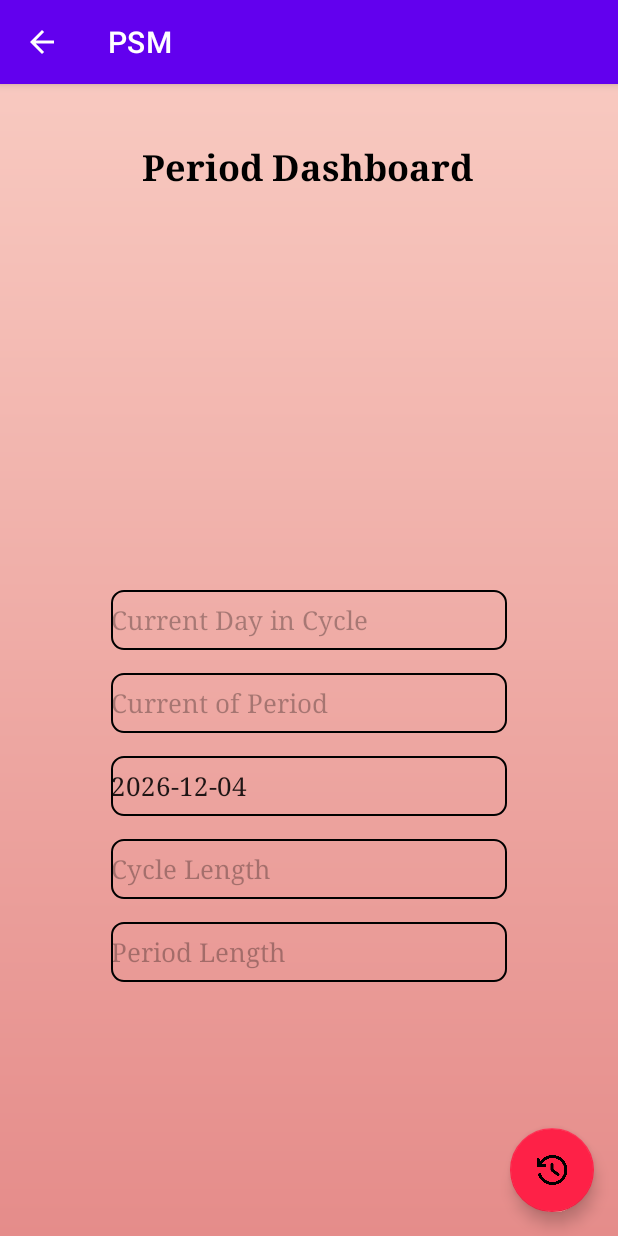
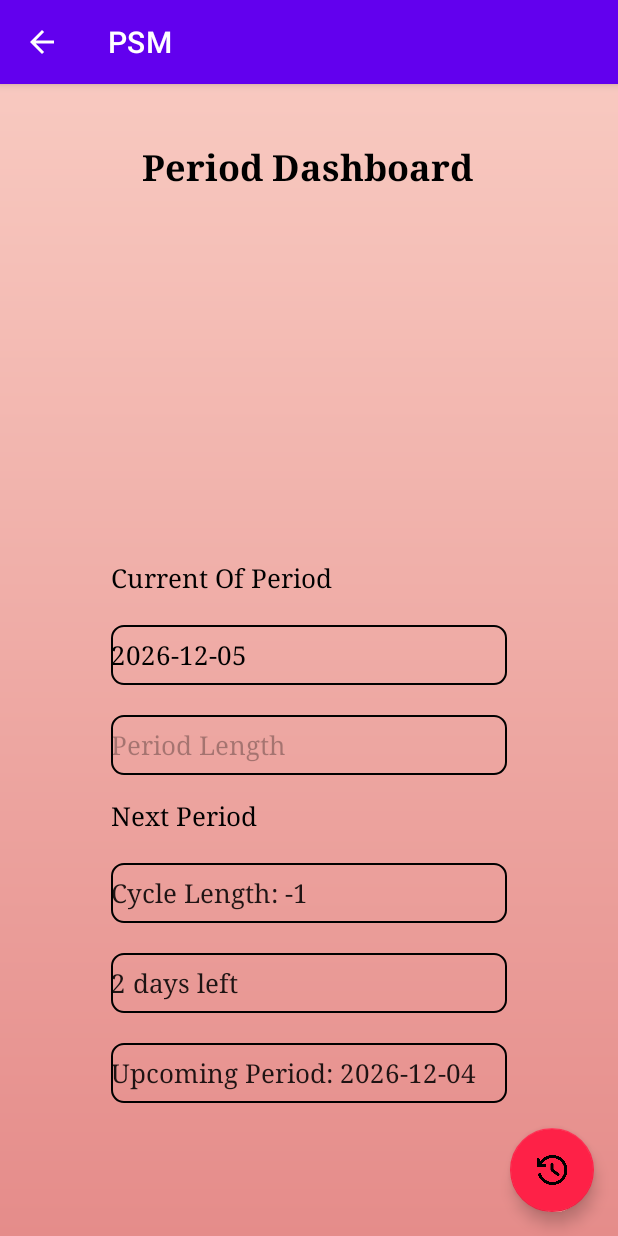
Before and after one commit to NurfaGazman/PSM, an Android app: the PeriodDashboard screen opened directly, with no data from a screen before it, on a phone screen of 412 x 824 dp. Run offline under Robolectric (Android 15) with nearby library versions, the phone set to English and light mode, and no system bars; our stand-ins replace Volley; libraries missing offline, so code that uses them is left out: cn.pedant; network calls fail.

Commit message:
periodDashboard

```diff
--- a/app/src/main/AndroidManifest.xml
+++ b/app/src/main/AndroidManifest.xml
@@ -21,7 +21,7 @@
         <activity
             android:name=".PeriodHistory"
             android:exported="false"
-            android:parentActivityName=".Homepage">
+            android:parentActivityName=".PeriodDashboard">
             <meta-data
                 android:name="android.app.lib_name"
                 android:value="" />
--- a/app/src/main/java/com/example/psm/Model/ViewPeriod.java
+++ b/app/src/main/java/com/example/psm/Model/ViewPeriod.java
@@ -23,6 +23,7 @@ public class ViewPeriod extends RecyclerView.ViewHolder {
 
         this.averageCycleLength = averageCycleLength; // Initialize averageCycleLength
     }
+
 
 //    public void ListPeriod(Period period) {
 //        if (period.isHeader()) {
--- a/app/src/main/java/com/example/psm/PeriodDashboard.java
+++ b/app/src/main/java/com/example/psm/PeriodDashboard.java
@@ -9,6 +9,7 @@ import android.content.Intent;
 import android.os.Bundle;
 import android.view.View;
 import android.widget.EditText;
+import android.widget.TextView;
 
 import com.android.volley.RequestQueue;
 import com.android.volley.toolbox.Volley;
@@ -17,7 +18,9 @@ import com.example.psm.databinding.ActivityHomepageBinding;
 import com.example.psm.databinding.ActivityPeriodDashboardBinding;
 import com.example.psm.databinding.ActivityPeriodHomeBinding;
 
+import org.joda.time.Days;
 import org.joda.time.LocalDate;
+import org.w3c.dom.Text;
 
 public class PeriodDashboard extends AppCompatActivity {
 
@@ -27,44 +30,58 @@ public class PeriodDashboard extends AppCompatActivity {
     private SweetAlert swal;
     private DatePickerDialog datePickerDialog;
 
+    private int periodLength;
+
+
 
     @Override
     protected void onCreate(Bundle savedInstanceState) {
+
         super.onCreate(savedInstanceState);
-
         getSupportActionBar().setDisplayHomeAsUpEnabled(true); //backbutton
-
         binding = ActivityPeriodDashboardBinding.inflate(getLayoutInflater());
         setContentView(binding.getRoot());
-
         requestQueue = Volley.newRequestQueue(getApplicationContext()) ;
         binding.btnHistory.setOnClickListener(this::goToHistory);
+
+
 
         //tambahan predict
         //get current date
         LocalDate currentDate = LocalDate.now();
-
         //calculate the predict next period
         LocalDate predictedStartDate = currentDate.plusDays(averageCycleLength);
 
-        // Format the predicted start date as a string in "yyyy-MM-dd" format
+        //Upcoming Period with the predicted start date
         String predictedStartDateStr = predictedStartDate.toString("yyyy-MM-dd");
+        EditText upcomingPeriodDashboard = findViewById(R.id.UpcomingPeriodDashboard);
+        upcomingPeriodDashboard.setText("Upcoming Period: " + predictedStartDateStr);
 
-        // Update the EditText widget for Upcoming Period with the predicted start date
-        EditText upcomingPeriodDashboard = findViewById(R.id.UpcomingPeriodDashboard);
-        upcomingPeriodDashboard.setText(predictedStartDateStr);
+        //currentDate
+        EditText currentDateDashboard = findViewById(R.id.CurrentPeriodDashboard);
+        String currentDateStr = currentDate.toString("yyyy-MM-dd");
+        currentDateDashboard.setText("" + currentDateStr);
+
+        // Set the cycle length
+        TextView cycleLengthTextView = findViewById(R.id.LengthDashboard);
+        cycleLengthTextView.setText("Cycle Length: " + averageCycleLength);
 
 
-        EditText currentDayDashboard = findViewById(R.id.currentDayDashboard);
-        EditText CurrentPeriodDashboard = findViewById(R.id.CurrentPeriodDashboard);
-        EditText LengthDashboard = findViewById(R.id.LengthDashboard);
-        EditText PeriodDashboard = findViewById(R.id.PeriodDashboard);
+        // Calculate the current day of the period
+        int currentDayInPeriod = calculateCurrentDayInPeriod(currentDate, predictedStartDate);
 
-        currentDayDashboard.setText("");
-        CurrentPeriodDashboard.setText("");
-        LengthDashboard.setText("");
-        PeriodDashboard.setText("");
+        // Display the current day in a TextView
+        TextView currentDayTextView = findViewById(R.id.currentDayDashboard);
+        currentDayTextView.setText("" + currentDayInPeriod + " days left");
 
+    }
+
+
+    private int calculateCurrentDayInPeriod(LocalDate currentDate, LocalDate predictedStartDate) {
+        // Calculate the number of days between the current date and the predicted start date
+        int currentDayInPeriod = Days.daysBetween(predictedStartDate, currentDate).getDays();
+        // Add 1 to make it 1-based instead of 0-based
+        return currentDayInPeriod + 1;
     }
 
     public void goToHistory(View view){
--- a/app/src/main/java/com/example/psm/PeriodHistory.java
+++ b/app/src/main/java/com/example/psm/PeriodHistory.java
@@ -93,7 +93,6 @@ public class PeriodHistory extends AppCompatActivity {
         Intent intent = new Intent(PeriodHistory.this, InsertPeriod.class);  //panggilPage
         startActivity(intent);
 
-
     }
 
 
@@ -170,7 +169,7 @@ public class PeriodHistory extends AppCompatActivity {
                             }
                             // Update the PeriodController with the calculated average cycle length
                             periodController.setAverageCycleLength(averageCycleLength);
-//                            Log.d("AverageCycleLength", "Average Cycle Length: " + averageCycleLength);
+
 
 
                         Period Dummy = new Period();
@@ -192,6 +191,7 @@ public class PeriodHistory extends AppCompatActivity {
         requestQueue.add(requestController);
     }
 
+
     @Override
     protected void onStart() {
         super.onStart();
--- a/app/src/main/res/layout/activity_period_dashboard.xml
+++ b/app/src/main/res/layout/activity_period_dashboard.xml
@@ -64,7 +64,7 @@
         android:id="@+id/currentDayDashboard"
         android:layout_width="0dp"
         android:layout_height="40dp"
-        android:layout_marginTop="40dp"
+        android:layout_marginTop="20dp"
         android:background="@drawable/rounded_corner"
         android:ems="10"
         android:fontFamily="serif"
@@ -73,14 +73,15 @@
         android:textColorHint="#4D000000"
         android:textSize="17sp"
         app:layout_constraintEnd_toStartOf="@+id/vh1"
+        app:layout_constraintHorizontal_bias="0.0"
         app:layout_constraintStart_toStartOf="@+id/vh2"
-        app:layout_constraintTop_toBottomOf="@+id/imageView6" />
+        app:layout_constraintTop_toBottomOf="@+id/LengthDashboard" />
 
     <EditText
         android:id="@+id/CurrentPeriodDashboard"
         android:layout_width="0dp"
         android:layout_height="40dp"
-        android:layout_marginTop="15dp"
+        android:layout_marginTop="20dp"
         android:background="@drawable/rounded_corner"
         android:ems="10"
         android:fontFamily="serif"
@@ -90,14 +91,15 @@
         android:textColorHint="#4D000000"
         android:textSize="17sp"
         app:layout_constraintEnd_toStartOf="@+id/vh1"
+        app:layout_constraintHorizontal_bias="0.0"
         app:layout_constraintStart_toStartOf="@+id/vh2"
-        app:layout_constraintTop_toBottomOf="@+id/currentDayDashboard" />
+        app:layout_constraintTop_toBottomOf="@+id/textView32" />
 
     <EditText
         android:id="@+id/UpcomingPeriodDashboard"
         android:layout_width="0dp"
         android:layout_height="40dp"
-        android:layout_marginTop="15dp"
+        android:layout_marginTop="20dp"
         android:background="@drawable/rounded_corner"
         android:ems="10"
         android:fontFamily="serif"
@@ -106,14 +108,15 @@
         android:textColorHint="#4D000000"
         android:textSize="17sp"
         app:layout_constraintEnd_toStartOf="@+id/vh1"
+        app:layout_constraintHorizontal_bias="1.0"
         app:layout_constraintStart_toStartOf="@+id/vh2"
-        app:layout_constraintTop_toBottomOf="@+id/CurrentPeriodDashboard" />
+        app:layout_constraintTop_toBottomOf="@+id/currentDayDashboard" />
 
     <EditText
         android:id="@+id/LengthDashboard"
         android:layout_width="0dp"
         android:layout_height="40dp"
-        android:layout_marginTop="15dp"
+        android:layout_marginTop="20dp"
         android:background="@drawable/rounded_corner"
         android:ems="10"
         android:fontFamily="serif"
@@ -122,14 +125,15 @@
         android:textColorHint="#4D000000"
         android:textSize="17sp"
         app:layout_constraintEnd_toStartOf="@+id/vh1"
+        app:layout_constraintHorizontal_bias="1.0"
         app:layout_constraintStart_toStartOf="@+id/vh2"
-        app:layout_constraintTop_toBottomOf="@+id/UpcomingPeriodDashboard" />
+        app:layout_constraintTop_toBottomOf="@+id/textView34" />
 
     <EditText
         android:id="@+id/PeriodDashboard"
         android:layout_width="0dp"
         android:layout_height="40dp"
-        android:layout_marginTop="15dp"
+        android:layout_marginTop="20dp"
         android:background="@drawable/rounded_corner"
         android:ems="10"
         android:fontFamily="serif"
@@ -138,8 +142,9 @@
         android:textColorHint="#4D000000"
         android:textSize="17sp"
         app:layout_constraintEnd_toStartOf="@+id/vh1"
+        app:layout_constraintHorizontal_bias="0.0"
         app:layout_constraintStart_toStartOf="@+id/vh2"
-        app:layout_constraintTop_toBottomOf="@+id/LengthDashboard" />
+        app:layout_constraintTop_toBottomOf="@+id/CurrentPeriodDashboard" />
 
     <com.google.android.material.floatingactionbutton.FloatingActionButton
         android:id="@+id/btnHistory"
@@ -154,4 +159,31 @@
         app:layout_constraintEnd_toEndOf="parent"
         app:srcCompat="@drawable/loop" />
 
+    <TextView
+        android:id="@+id/textView32"
+        android:layout_width="0dp"
+        android:layout_height="wrap_content"
+        android:layout_marginTop="20dp"
+        android:text="Current Of Period"
+        android:textColor="#000000"
+        android:textSize="17sp"
+        android:fontFamily="serif"
+        app:layout_constraintEnd_toStartOf="@+id/vh1"
+        app:layout_constraintStart_toStartOf="@+id/vh2"
+        app:layout_constraintTop_toBottomOf="@+id/imageView6" />
+
+    <TextView
+        android:id="@+id/textView34"
+        android:layout_width="0dp"
+        android:layout_height="wrap_content"
+        android:layout_marginTop="15dp"
+        android:text="Next Period"
+        android:textColor="#000000"
+        android:textSize="17sp"
+        android:fontFamily="serif"
+        app:layout_constraintBottom_toTopOf="@+id/LengthDashboard"
+        app:layout_constraintEnd_toStartOf="@+id/vh1"
+        app:layout_constraintStart_toStartOf="@+id/vh2"
+        app:layout_constraintTop_toBottomOf="@+id/PeriodDashboard" />
+
 </androidx.constraintlayout.widget.ConstraintLayout>
--- a/app/src/main/res/layout/activity_self_learn.xml
+++ b/app/src/main/res/layout/activity_self_learn.xml
@@ -256,17 +256,6 @@
                 app:layout_constraintStart_toStartOf="@+id/vh2"
                 tools:layout_editor_absoluteY="528dp" />
 
-            <TextView
-                android:id="@+id/textView36"
-                android:layout_width="match_parent"
-                android:layout_height="wrap_content"
-                android:background="@color/white"
-                android:fontFamily="@font/poppins_bold"
-                android:text="Watch the video"
-                android:textAlignment="center"
-                android:textColor="#E91E63"
-                android:textSize="25dp" />
-
         </LinearLayout>
 
     </ScrollView>
```
